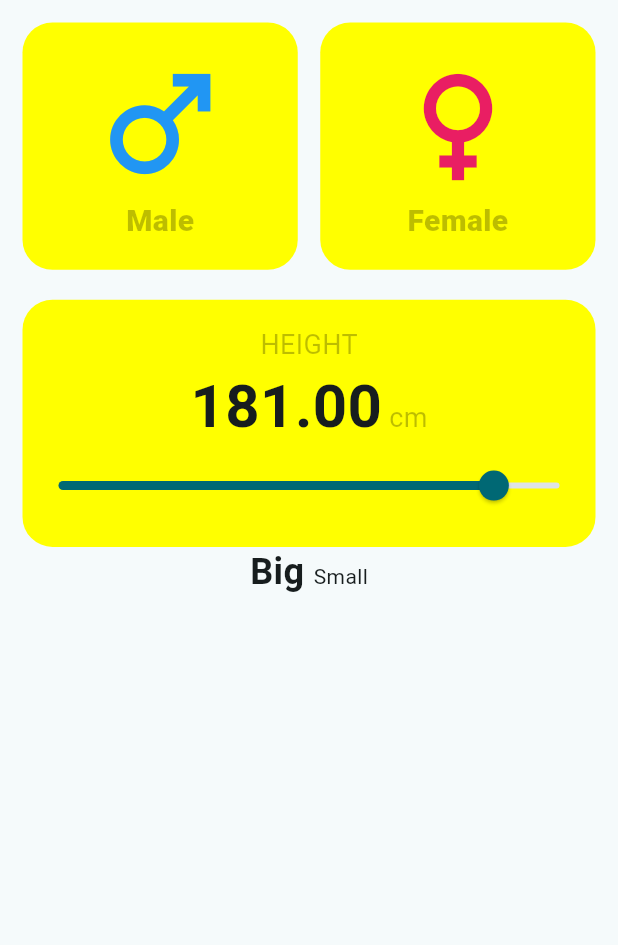
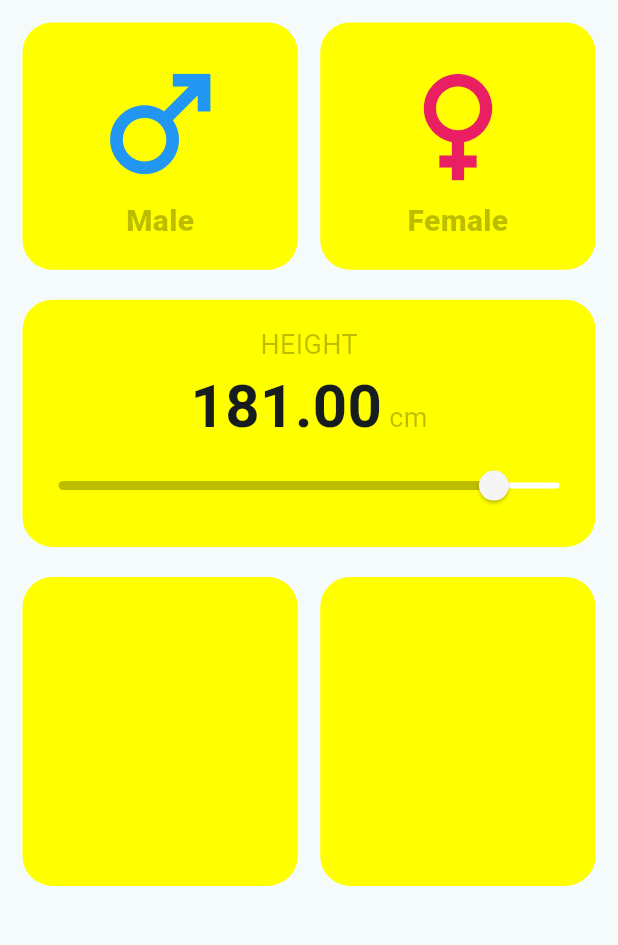
Before and after one commit to Ratndeep1999/bmi_calculator, a Flutter app: the screen it shows after launch, on a phone screen of 412 x 824 dp, the part 84-1029 px from its top. Run offline on Flutter 3.47's test engine with Material 3 defaults, Android fonts, the phone set to English and light mode, and no system bars.

Commit message:
bmi_calculator_page.dart : male anf female section (container, icons, text) added, Height section (Text.rich, Text and slider) added, weight and age both section added,

```diff
--- a/lib/bmi_calculator_page.dart
+++ b/lib/bmi_calculator_page.dart
@@ -115,7 +115,6 @@ class _BmiCalculatorPageState extends State<BmiCalculatorPage> {
                     Text.rich(
                       TextSpan(
                         children: [
-
                           // Text to show Height
                           TextSpan(
                             text: _height.toStringAsFixed(2),
@@ -137,11 +136,20 @@ class _BmiCalculatorPageState extends State<BmiCalculatorPage> {
                         ],
                       ),
                     ),
+
+                    // Slider
                     Slider(
+                      // value that i need to pass
                       value: _height,
+                      // minimum value
                       min: 55,
+                      // maximum value
                       max: 200,
+                      inactiveColor: Colors.white,
+                      activeColor: Colors.black26,
+                      thumbColor: Colors.grey[100],
                       onChanged: (double value) {
+                        // _height need to change
                         _height = value;
                         setState(() {
                           print("$_height");
@@ -152,20 +160,37 @@ class _BmiCalculatorPageState extends State<BmiCalculatorPage> {
                 ),
               ),
 
-              Text.rich(
-                TextSpan(
-                  children: [
-                    TextSpan(
-                      text: 'Big ',
-                      style: TextStyle(
-                        fontSize: 24,
-                        fontWeight: FontWeight.bold,
+              SizedBox(height: 20),
+
+              // Row for Weight and Age
+              Row(
+                children: [
+                  // Weight Section
+                  Expanded(
+                    child: Container(
+                      height: MediaQuery.of(context).size.height * 0.25,
+                      decoration: BoxDecoration(
+                        borderRadius: BorderRadius.circular(20),
+                        color: Colors.yellowAccent,
                       ),
                     ),
-                    TextSpan(text: 'Small', style: TextStyle(fontSize: 14)),
-                  ],
-                ),
+                  ),
+
+                  SizedBox(width: 15,),
+
+                  // Age Section
+                  Expanded(
+                    child: Container(
+                      height: MediaQuery.of(context).size.height * 0.25,
+                      decoration: BoxDecoration(
+                        borderRadius: BorderRadius.circular(20),
+                        color: Colors.yellowAccent,
+                      ),
+                    ),
+                  ),
+                ],
               ),
+
             ],
           ),
         ),
```
